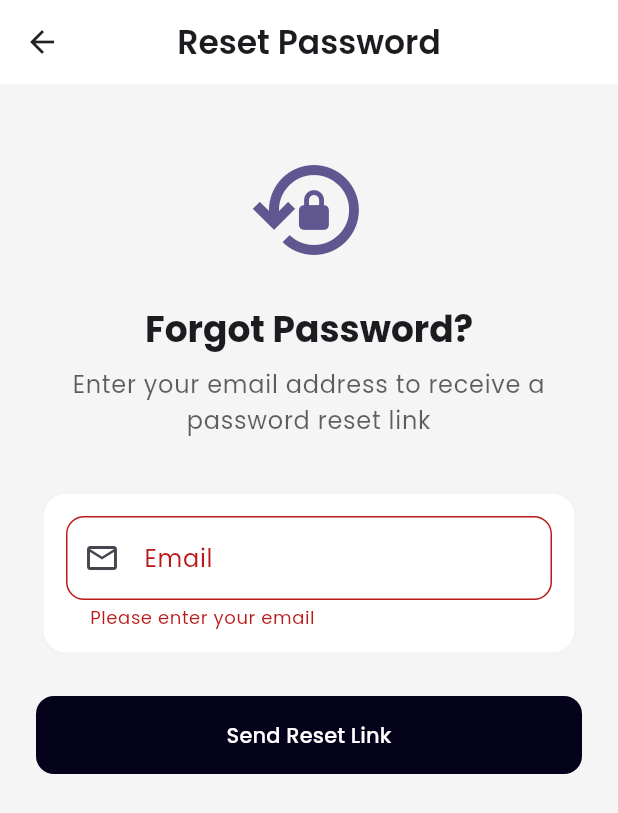
After one commit to Edil-Ayehu/Drive-Secure, a Flutter app: the ForgotPasswordScreen screen opened directly, after a tap on "Send Reset Link", on a phone screen of 412 x 824 dp. The commit adds this screen. Shown: the top 813 px of the screen. Run offline on Flutter 3.47's test engine with Material 3 defaults, Android fonts, the light colour scheme and no system bars; our stand-ins replace cloud_firestore, firebase_auth, firebase_core, flutter_bloc, google_fonts, shared_preferences and 1 more; accounts and stored records are empty; generated files the repository leaves out were written again.

Commit message:
forgot password functionality

```diff
--- a/lib/common/services/auth_service.dart
+++ b/lib/common/services/auth_service.dart
@@ -41,6 +41,15 @@ class AuthService {
     await _auth.signOut();
   }
 
+  // reset password
+Future<void> resetPassword(String email) async {
+  try {
+    await _auth.sendPasswordResetEmail(email: email);
+  } catch (e) {
+    throw Exception(e.toString());
+  }
+}
+
   // Get current user
   User? get currentUser => _auth.currentUser;
 }
--- /dev/null
+++ b/lib/view/forgot_password_screen.dart
@@ -0,0 +1,142 @@
+import 'package:flutter/material.dart';
+import 'package:drive_secure/common/services/auth_service.dart';
+import 'package:drive_secure/view/widgets/app_text_field.dart';
+
+class ForgotPasswordScreen extends StatefulWidget {
+  const ForgotPasswordScreen({super.key});
+
+  @override
+  State<ForgotPasswordScreen> createState() => _ForgotPasswordScreenState();
+}
+
+class _ForgotPasswordScreenState extends State<ForgotPasswordScreen> {
+  final _formKey = GlobalKey<FormState>();
+  final _emailController = TextEditingController();
+  final _authService = AuthService();
+  bool _isLoading = false;
+
+  Future<void> _resetPassword() async {
+    if (_formKey.currentState?.validate() ?? false) {
+      setState(() => _isLoading = true);
+      try {
+        await _authService.resetPassword(_emailController.text);
+        if (!mounted) return;
+        ScaffoldMessenger.of(context).showSnackBar(
+          const SnackBar(
+            content: Text('Password reset email sent. Please check your inbox.'),
+          ),
+        );
+        Navigator.pop(context);
+      } catch (e) {
+        if (!mounted) return;
+        ScaffoldMessenger.of(context).showSnackBar(
+          SnackBar(content: Text(e.toString())),
+        );
+      } finally {
+        setState(() => _isLoading = false);
+      }
+    }
+  }
+
+  @override
+  Widget build(BuildContext context) {
+    final theme = Theme.of(context);
+
+    return Scaffold(
+      backgroundColor: theme.scaffoldBackgroundColor,
+      appBar: AppBar(
+        title: Text(
+          'Reset Password',
+          style: theme.textTheme.titleLarge?.copyWith(
+            fontWeight: FontWeight.w600,
+          ),
+        ),
+        centerTitle: true,
+        elevation: 0,
+      ),
+      body: SingleChildScrollView(
+        child: Padding(
+          padding: const EdgeInsets.all(24),
+          child: Form(
+            key: _formKey,
+            child: Column(
+              crossAxisAlignment: CrossAxisAlignment.stretch,
+              children: [
+                const SizedBox(height: 20),
+                Icon(
+                  Icons.lock_reset_outlined,
+                  size: 80,
+                  color: theme.primaryColor,
+                ),
+                const SizedBox(height: 24),
+                Text(
+                  'Forgot Password?',
+                  style: theme.textTheme.headlineSmall?.copyWith(
+                    fontWeight: FontWeight.bold,
+                  ),
+                  textAlign: TextAlign.center,
+                ),
+                const SizedBox(height: 8),
+                Text(
+                  'Enter your email address to receive a password reset link',
+                  style: theme.textTheme.bodyLarge?.copyWith(
+                    color: theme.textTheme.bodyLarge?.color?.withOpacity(0.7),
+                  ),
+                  textAlign: TextAlign.center,
+                ),
+                const SizedBox(height: 32),
+                Card(
+                  elevation: 0,
+                  shape: RoundedRectangleBorder(
+                    borderRadius: BorderRadius.circular(16),
+                    side: BorderSide(
+                      color: theme.dividerColor.withOpacity(0.1),
+                    ),
+                  ),
+                  child: Padding(
+                    padding: const EdgeInsets.all(16),
+                    child: AppTextField(
+                      controller: _emailController,
+                      labelText: 'Email',
+                      prefixIcon: Icons.email_outlined,
+                      keyboardType: TextInputType.emailAddress,
+                      validator: (value) {
+                        if (value?.isEmpty ?? true) {
+                          return 'Please enter your email';
+                        }
+                        if (!RegExp(r'^[\w-\.]+@([\w-]+\.)+[\w-]{2,4}$')
+                            .hasMatch(value!)) {
+                          return 'Please enter a valid email';
+                        }
+                        return null;
+                      },
+                    ),
+                  ),
+                ),
+                const SizedBox(height: 24),
+                _isLoading
+                    ? const Center(child: CircularProgressIndicator())
+                    : ElevatedButton(
+                        onPressed: _resetPassword,
+                        style: ElevatedButton.styleFrom(
+                          padding: const EdgeInsets.symmetric(vertical: 16),
+                          shape: RoundedRectangleBorder(
+                            borderRadius: BorderRadius.circular(12),
+                          ),
+                        ),
+                        child: const Text('Send Reset Link'),
+                      ),
+              ],
+            ),
+          ),
+        ),
+      ),
+    );
+  }
+
+  @override
+  void dispose() {
+    _emailController.dispose();
+    super.dispose();
+  }
+}
--- a/lib/view/login_screen.dart
+++ b/lib/view/login_screen.dart
@@ -1,6 +1,7 @@
 import 'package:flutter/material.dart';
 import 'package:drive_secure/common/services/auth_service.dart';
 import 'package:drive_secure/view/widgets/app_text_field.dart';
+import 'package:drive_secure/view/forgot_password_screen.dart';
 
 class LoginScreen extends StatefulWidget {
   const LoginScreen({super.key});
@@ -120,6 +121,25 @@ class _LoginScreenState extends State<LoginScreen> {
                             return null;
                           },
                         ),
+                        Align(
+                          alignment: Alignment.centerRight,
+                          child: TextButton(
+                            onPressed: () => Navigator.push(
+                              context,
+                              MaterialPageRoute(
+                                builder: (context) =>
+                                    const ForgotPasswordScreen(),
+                              ),
+                            ),
+                            child: Text(
+                              'Forgot Password?',
+                              style: TextStyle(
+                                color: theme.textTheme.bodyMedium?.color
+                                    ?.withOpacity(0.7),
+                              ),
+                            ),
+                          ),
+                        ),
                       ],
                     ),
                   ),
```
